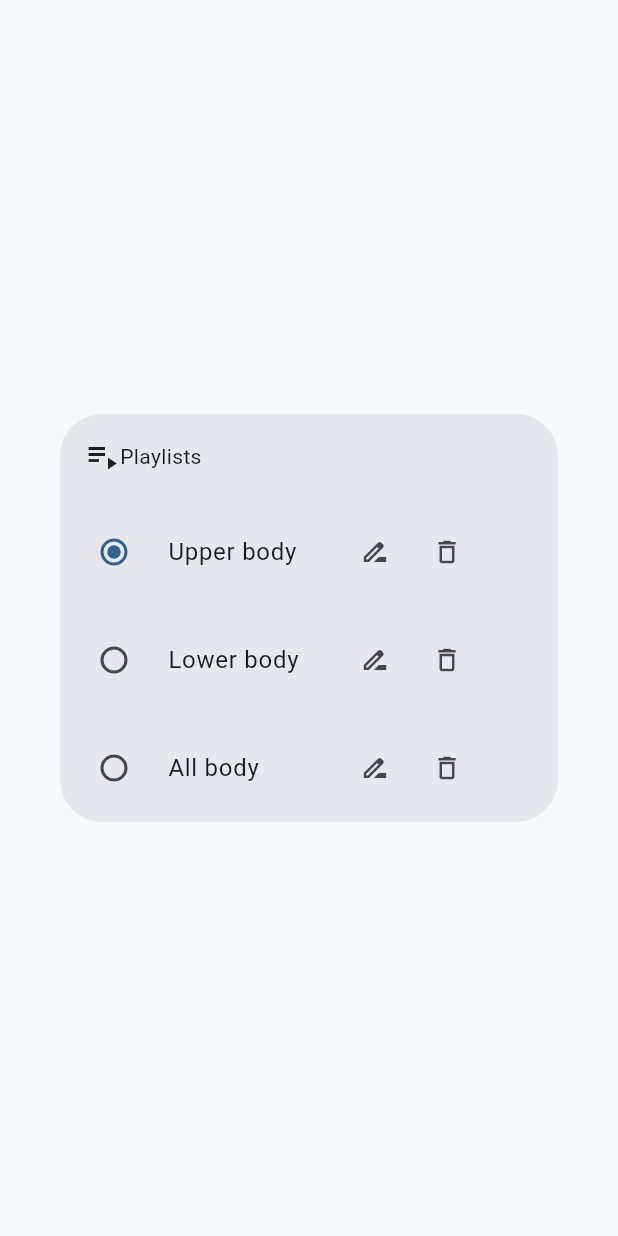
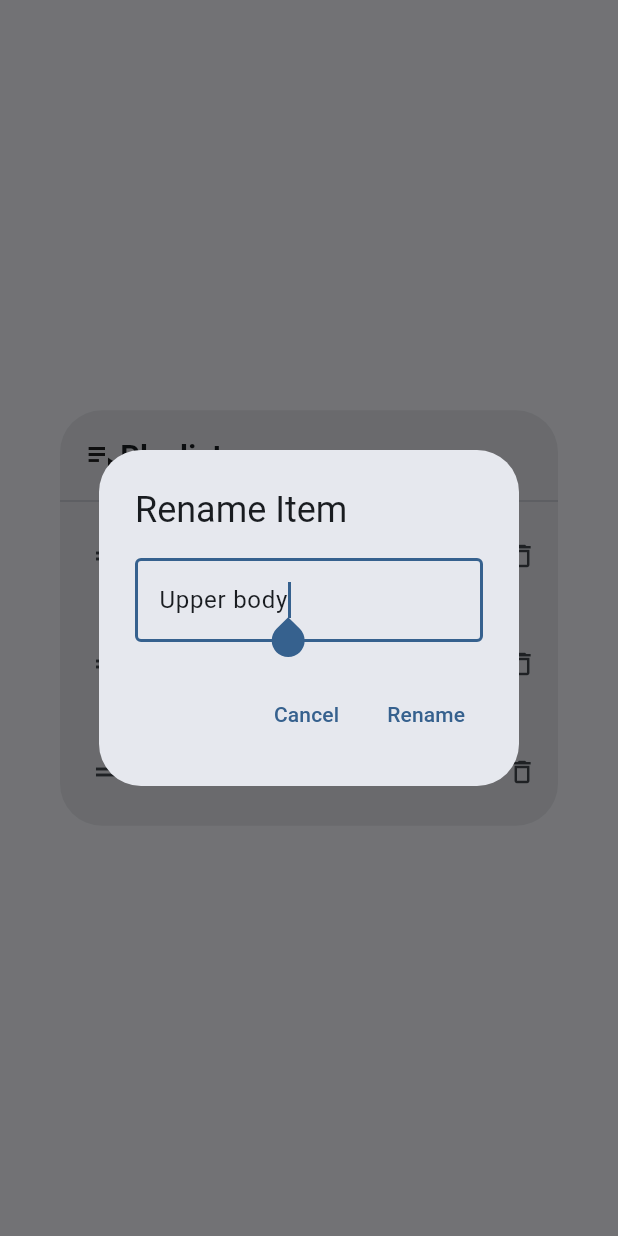
Before and after one commit to bonnty/FitPapp, a Flutter app: the PlaylistDialog widget shown alone on an empty page, opened directly, after a tap on the "drive file rename outline" icon, on a phone screen of 412 x 824 dp. Run offline on Flutter 3.47's test engine with Material 3 defaults, Android fonts, the phone set to English and light mode, and no system bars.

Commit message:
feat: rename dialog, padding, divider, font style, drag item to the left

```diff
--- a/lib/widgets/playlist_page.dart
+++ b/lib/widgets/playlist_page.dart
@@ -57,14 +57,19 @@ class _PlaylistDialogState extends State<PlaylistDialog> {
                   crossAxisAlignment: CrossAxisAlignment.center,
                   children: [
                     Icon(Icons.playlist_play_outlined),
-                    Text("Playlists"),
+                    Text(
+                      "Playlists",
+                      style: TextStyle(fontWeight: FontWeight.bold, fontSize: 20),
+                      ),
                   ],
                 ),
               ),
           ),
+          Divider(height: 0),
           Flexible(
             child: ReorderableListView.builder(
-              padding: EdgeInsets.only(right: 20),
+              buildDefaultDragHandles: false,
+              padding: EdgeInsets.zero,
               onReorder: (oldIndex, newIndex){
                     setState(() {
                     if (oldIndex < newIndex) {
@@ -81,12 +86,17 @@ class _PlaylistDialogState extends State<PlaylistDialog> {
                 final playlist = playlists[index];
                 return ListTile(
                   key: ValueKey(playlist),
-                  contentPadding: EdgeInsets.only(right: 30),
+                  contentPadding: EdgeInsets.only(left: 20),
                   title: Row(
                     children: [
+                      ReorderableDragStartListener(
+                        index: index,
+                        child: Icon(Icons.drag_handle_outlined),
+                      ),
                       Expanded(
                         child: RadioListTile<Playlist>(
                           title: Text(playlist.title),
+                          contentPadding: EdgeInsets.only(left: 10),
                           value: playlist,
                           groupValue: _selectedPlaylist,
                           onChanged: (Playlist? value){
@@ -97,7 +107,10 @@ class _PlaylistDialogState extends State<PlaylistDialog> {
                         )
                       ),
                       IconButton(
-                        onPressed: () => log('rename $playlist'),
+                        onPressed: () {
+                          log('rename $playlist');
+                          _showRenameDialog(playlist);
+                        },
                         icon: Icon(Icons.drive_file_rename_outline, size: 20),
                       ),
                       IconButton(
@@ -115,7 +128,40 @@ class _PlaylistDialogState extends State<PlaylistDialog> {
     );
   }
 
-
+  void _showRenameDialog(Playlist playlist) {
+    final TextEditingController textController = TextEditingController(text: playlist.title);
+    showDialog(
+      context: context,
+      builder: (BuildContext context){
+        return AlertDialog(
+          title: Text('Rename Item'),
+          content: TextField(
+            controller: textController,
+            decoration: InputDecoration(
+              hintText: 'Enter new name',
+              border: OutlineInputBorder(),
+            ),
+            autofocus: true,
+          ),
+          actions: [
+            TextButton(
+              onPressed: () => Navigator.of(context).pop(),
+              child: Text('Cancel'),
+            ),
+            TextButton(
+              onPressed: () {
+                setState(() {
+                  playlist.title = textController.text;
+                });
+                Navigator.of(context).pop();
+              },
+              child: Text('Rename'),
+            ),
+          ],
+        );
+      }
+    );
+  }
 
 }
 
```
